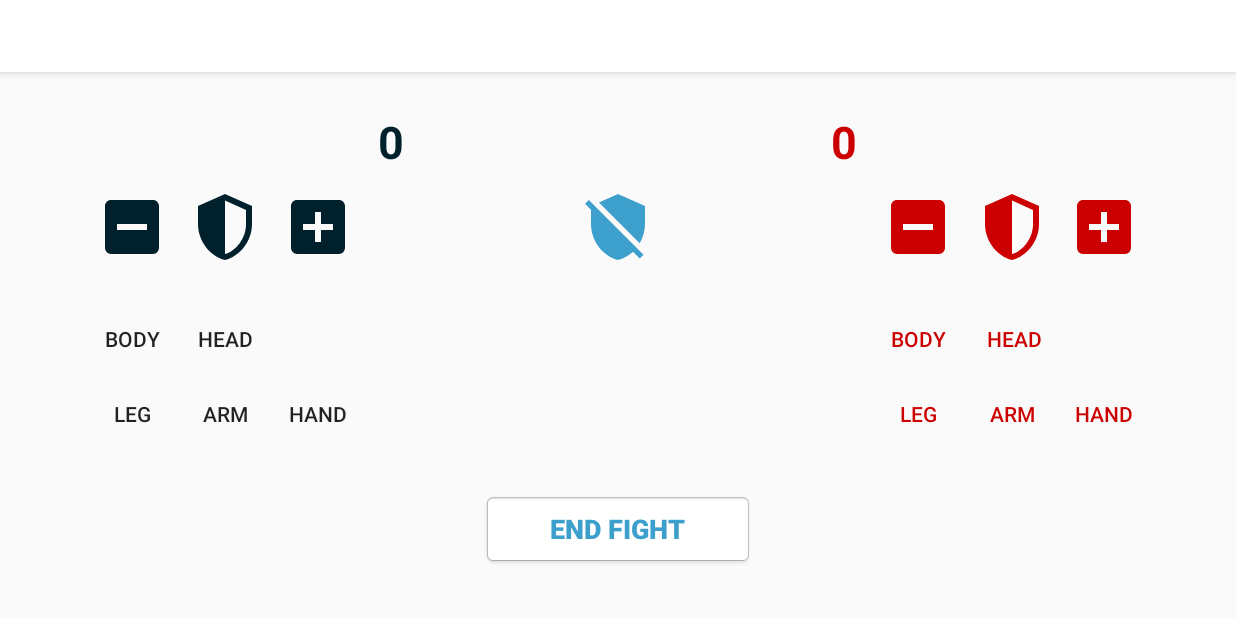
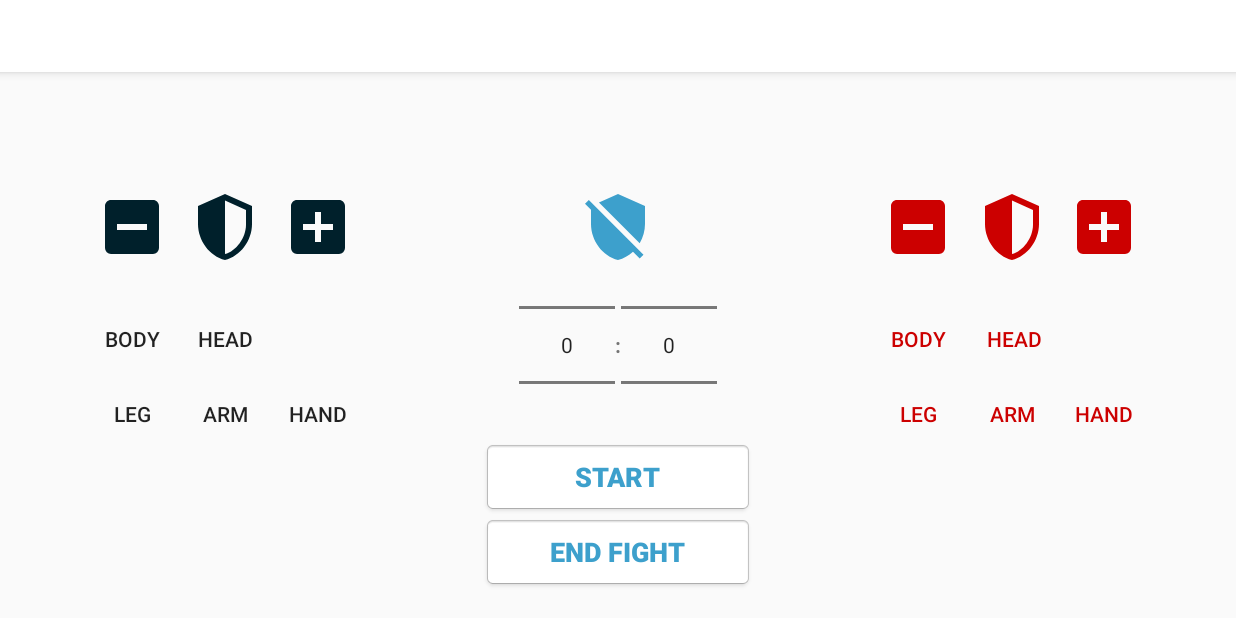
Before and after one commit to TonyPacheco/NoDoubles, an Android app: the WeightedFightJudgeActivity screen opened directly, with no data from a screen before it, on a phone screen of 824 x 412 dp (held sideways). Run offline under Robolectric (Android 15) with nearby library versions, the phone set to English and light mode, and no system bars; our stand-ins replace Firebase (no records; nobody signed in at launch, a user with empty details on screens opened directly); 33 statements that could not run were skipped.

Commit message:
Added timer to weighted fight judge activity

```diff
--- a/app/src/main/java/com/nodoubles/app/FightJudgeActivity.kt
+++ b/app/src/main/java/com/nodoubles/app/FightJudgeActivity.kt
@@ -125,7 +125,7 @@ class FightJudgeActivity : AppCompatActivity() {
     }
 
     private fun manageFightEnd(){
-        var winner = 0 // In the event of a tie, both fighters lose
+        var winner = 0 /* In the event of a tie, both fighters lose */
         if(fighter1.currentScore > fighter2.currentScore) winner = 1
         if(fighter2.currentScore > fighter1.currentScore) winner = 2
         fight?.resolveFight()
--- a/app/src/main/res/layout-land/activity_weighted_fight_judge.xml
+++ b/app/src/main/res/layout-land/activity_weighted_fight_judge.xml
@@ -51,6 +51,48 @@
         android:background="@null"
         android:tint="@color/colorPrimary"
         app:srcCompat="@drawable/ic_double" />
+
+
+    <LinearLayout
+        android:id="@+id/timer_layout"
+        android:layout_width="wrap_content"
+        android:layout_height="wrap_content"
+        android:layout_centerInParent="true">
+
+        <NumberPicker
+            android:id="@+id/timer_minutes"
+            android:layout_width="wrap_content"
+            android:layout_height="wrap_content"
+            android:layout_gravity="center_vertical"/>
+        <TextView
+            android:layout_width="wrap_content"
+            android:layout_height="wrap_content"
+            android:text=":"
+            android:textStyle="bold"
+            android:layout_gravity="center_vertical"/>
+        <NumberPicker
+            android:id="@+id/timer_seconds"
+            android:layout_width="wrap_content"
+            android:layout_height="wrap_content"
+            android:layout_gravity="center_vertical"/>
+
+    </LinearLayout>
+
+    <Button
+        android:id="@+id/btn_timer"
+        android:layout_width="180dp"
+        android:layout_height="wrap_content"
+        android:layout_marginBottom="50dp"
+        android:layout_above="@id/btn_end_fight"
+        android:layout_alignBottom="@+id/btn_end_fight"
+        android:layout_centerHorizontal="true"
+        android:background="@android:drawable/editbox_background_normal"
+        android:text="@string/start"
+        android:textAlignment="center"
+        android:textColor="@color/colorPrimary"
+        android:textSize="18sp"
+        android:textStyle="bold"
+        android:typeface="normal" />
 
     <ImageView
         android:id="@+id/plus1"
@@ -218,9 +260,9 @@
         android:layout_height="wrap_content"
         android:layout_alignParentBottom="true"
         android:layout_centerHorizontal="true"
-        android:layout_marginBottom="35dp"
+        android:layout_marginBottom="20dp"
         android:background="@android:drawable/editbox_background_normal"
-        android:text="End Fight"
+        android:text="@string/end_fight"
         android:textAlignment="center"
         android:textColor="@color/colorPrimary"
         android:textSize="18sp"
@@ -233,7 +275,6 @@
         android:layout_height="39dp"
         android:layout_alignTop="@+id/name1"
         android:layout_toEndOf="@+id/name1"
-        android:text="0"
         android:textAlignment="center"
         android:textColor="@color/colorPrimaryDark"
         android:textSize="30sp"
@@ -245,7 +286,6 @@
         android:layout_height="39dp"
         android:layout_alignTop="@+id/name1"
         android:layout_toStartOf="@+id/name2"
-        android:text="0"
         android:textAlignment="center"
         android:textColor="@android:color/holo_red_dark"
         android:textSize="30sp"
--- a/app/src/main/res/values/strings.xml
+++ b/app/src/main/res/values/strings.xml
@@ -100,4 +100,6 @@
     <string name="open_to_public">Open to public</string>
     <string name="password_protected">Password protected</string>
     <string name="organizers_only">Organizers only</string>
+    <string name="start">Start</string>
+    <string name="end_fight">End Fight</string>
 </resources>
```
Also changed, not shown: app/src/main/java/com/nodoubles/app/WeightedFightJudgeActivity.kt (+76 -0 lines).
